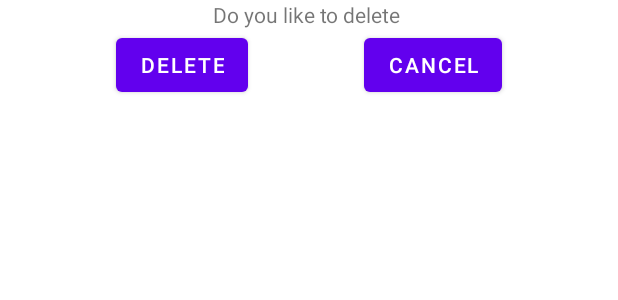
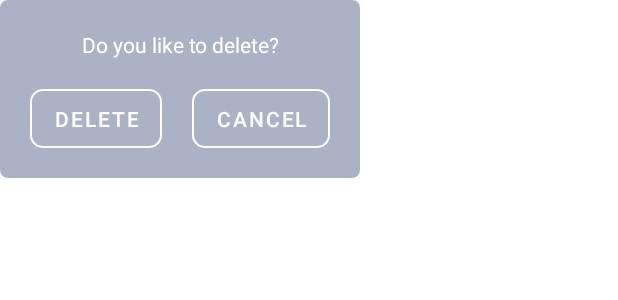
Before and after one commit to NikolayKuts/Milim, an Android app: the layout dialog_fragment_deleting_word.xml on its own in the app's theme, with its tools: preview values and no code run, on a phone screen of 412 x 824 dp. Shown: the top 300 px of the screen. Run offline under Robolectric (Android 15) with nearby library versions, the phone set to English and light mode, and no system bars; Roboto replaces fonts that are not available here.

Commit message:
Fill the UI of deleting word dialogFragment

```diff
--- a/app/src/main/java/com/example/milim/fragments/AdditionWordFragment.kt
+++ b/app/src/main/java/com/example/milim/fragments/AdditionWordFragment.kt
@@ -13,7 +13,7 @@ import com.example.milim.screens.main.MainPresenter
 
 class AdditionWordFragment : DialogFragment() {
     private var _binding: DialogFragmentAdditionWordBinding? = null
-    val binding
+    private val binding
     get() = _binding!!
     private lateinit var listener: OnDialogFragmentClosedListener
     private var deckId = -1;
@@ -43,6 +43,7 @@ class AdditionWordFragment : DialogFragment() {
         container: ViewGroup?,
         savedInstanceState: Bundle?
     ): View? {
+        super.onCreateView(inflater, container, savedInstanceState)
         dialog?.window?.setBackgroundDrawableResource(android.R.color.transparent)
         _binding = DialogFragmentAdditionWordBinding.inflate(inflater, container, false)
         return binding.root
--- a/app/src/main/java/com/example/milim/fragments/DeletingWordFragment.kt
+++ b/app/src/main/java/com/example/milim/fragments/DeletingWordFragment.kt
@@ -42,6 +42,7 @@ class DeletingWordFragment : DialogFragment() {
         savedInstanceState: Bundle?
     ): View? {
         super.onCreateView(inflater, container, savedInstanceState)
+        dialog?.window?.setBackgroundDrawableResource(android.R.color.transparent)
         _binding = DialogFragmentDeletingWordBinding.inflate(inflater, container, false)
         return binding.root
     }
--- a/app/src/main/res/layout/dialog_fragment_deleting_word.xml
+++ b/app/src/main/res/layout/dialog_fragment_deleting_word.xml
@@ -3,14 +3,21 @@
     xmlns:android="http://schemas.android.com/apk/res/android"
     xmlns:app="http://schemas.android.com/apk/res-auto"
     xmlns:tools="http://schemas.android.com/tools"
-    android:layout_width="match_parent"
-    android:layout_height="match_parent">
+    android:layout_width="wrap_content"
+    android:layout_height="wrap_content"
+    android:padding="20dp"
+    android:background="@drawable/dialog_background">
 
     <Button
         android:id="@+id/buttonConfirmWordDeleting"
         android:layout_width="wrap_content"
         android:layout_height="wrap_content"
+        android:minHeight="30dp"
+        android:layout_marginEnd="10dp"
         android:text="Delete"
+        android:layout_marginTop="20dp"
+        app:backgroundTint="@null"
+        android:background="@drawable/dialog_button_background"
         app:layout_constraintEnd_toStartOf="@+id/buttonCancelDeleting"
         app:layout_constraintStart_toStartOf="parent"
         app:layout_constraintTop_toBottomOf="@+id/textViewTitleDeleteDialog" />
@@ -19,7 +26,12 @@
         android:id="@+id/buttonCancelDeleting"
         android:layout_width="wrap_content"
         android:layout_height="wrap_content"
+        android:layout_marginStart="10dp"
+        android:minHeight="30dp"
+        app:backgroundTint="@null"
+        android:background="@drawable/dialog_button_background"
         android:text="Cancel"
+        android:layout_marginTop="20dp"
         app:layout_constraintStart_toEndOf="@+id/buttonConfirmWordDeleting"
         app:layout_constraintEnd_toEndOf="parent"
         app:layout_constraintTop_toBottomOf="@+id/textViewTitleDeleteDialog" />
@@ -29,7 +41,8 @@
         android:layout_width="match_parent"
         android:layout_height="wrap_content"
         android:gravity="center"
-        android:text="Do you like to delete "
+        android:text="Do you like to delete?"
+        android:textColor="#ffffff"
         app:layout_constraintEnd_toEndOf="parent"
         app:layout_constraintStart_toStartOf="parent"
         app:layout_constraintTop_toTopOf="parent" />
```
Also changed, not shown: app/src/main/java/com/example/milim/screens/lesson/LessonActivity.kt (+24 -25 lines), app/src/main/res/layout/dialog_word_deleting.xml (deleted, +0 -36 lines).
